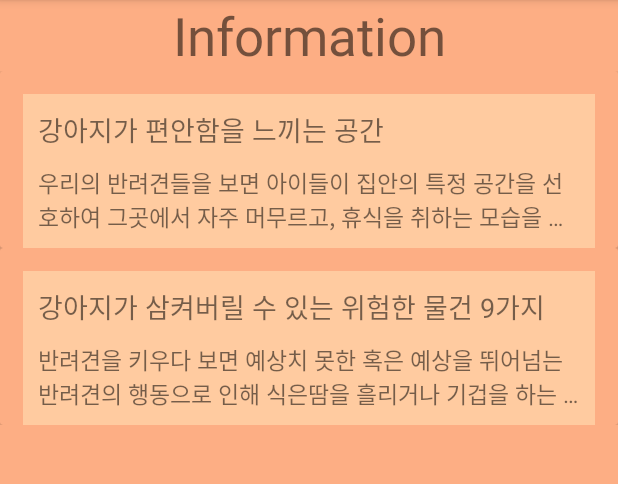
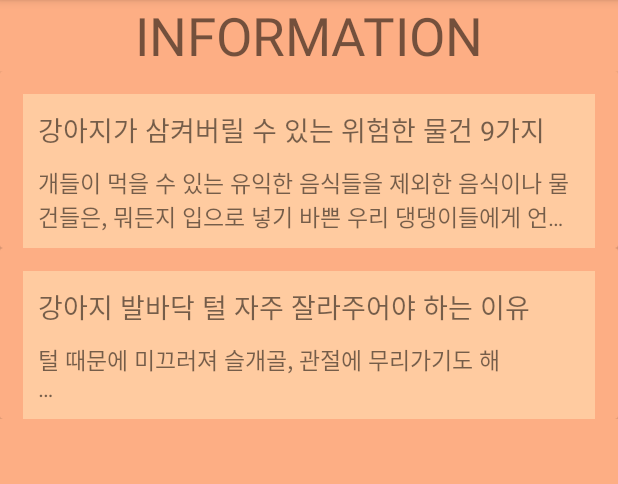
Before and after one commit to chaminji/Gaebapbaragi, an Android app: the InformationActivity screen opened directly, with no data from a screen before it, on a phone screen of 412 x 824 dp, the part 84-568 px from its top. Run offline under Robolectric (Android 15) with nearby library versions, the phone set to English and light mode, and no system bars.

Commit message:
Add Information

```diff
--- a/Gaebapbaragi/app/src/main/java/com/example/dsm2017/gaebapbaragi/InformationActivity.java
+++ b/Gaebapbaragi/app/src/main/java/com/example/dsm2017/gaebapbaragi/InformationActivity.java
@@ -24,8 +24,36 @@ public class InformationActivity extends AppCompatActivity {
         informationActivity = findViewById(R.id.information_recycler);
 
         informationArrayList = new ArrayList<>();
-        informationArrayList.add(new item("강아지가 편안함을 느끼는 공간", "우리의 반려견들을 보면 아이들이 집안의 특정 공간을 선호하여 그곳에서 자주 머무르고, 휴식을 취하는 모습을 알게 된다"));
-        informationArrayList.add(new item("강아지가 삼켜버릴 수 있는 위험한 물건 9가지", "반려견을 키우다 보면 예상치 못한 혹은 예상을 뛰어넘는 반려견의 행동으로 인해 식은땀을 흘리거나 기겁을 하는 등 하루에도 몇 번씩 새가슴이 되어 심장을 쓸어내리는 일을 경험해본 적이 있을 것이다"));
+        informationArrayList.add(new item("강아지가 삼켜버릴 수 있는 위험한 물건 9가지", "개들이 먹을 수 있는 유익한 음식들을 제외한 음식이나 물건들은, 뭐든지 입으로 넣기 바쁜 우리 댕댕이들에게 언제든지 경고음이 켜질 수 있음을 인지해야 한다.\n\n" +
+                "머리끈 – 주인의 냄새가 좋아요\n\n" +
+                "반려인들은 알고 있다시피, 개들은 자신의 보호자의 체취가 묻은 물건들을 가까이 하고 싶어하고, 그 냄새를 통해 심리적 안정을 취하고는 한다.\n" +
+                "물론, 개들이 머리끈을 1~2개 먹는 것으로 엄청난 결과를 초래할 가능성은 크지 않다. 하지만 그 개수가 증가해서 내장에 결릴 경우, 구토, 복통 그리고 식욕감소로 이어질 수 있다.\n\n" +
+                "스푼, 나이프, 포크 등 뾰족한 주방도구\n\n" +
+                "개들은 포크나 스푼 등을 입으로 가져가는 경향이 있는데, 후각을 자극하는 음식 냄새가 베어있기 때문이다.\n" +
+                "게다가 개의 후각은 인간보다 훨씬 뛰어나기 때문에 맛있는 음식의 냄새가 베어 있는 주방용 도구들을 거리낌 없이 먹을 가능성이 크다.\n" +
+                "포크나 나이프와 같이 끝이 날카롭고 뾰족한 것을 삼키는 경우, 몸 속을 통과하는 과정에서 장기에 치명적인 손상을 입을 수 있다. 따라서, 애초에 개의 손발이 닿지 않도록 철저한 주의를 기울여야 한다. \n\n" +
+                "신발\n\n" +
+                "만약 반려견이 운동화 등을 씹다가 큰 덩어리로 뜯겨진 조각을 먹게 될 경우, 치료를 위해 신발 가격보다 더 많은 비용을 지불할 수 있다.\n" +
+                "특히, 섭취한 신발 조각으로 장폐색이 오게 되면 설사 및 구토 증세가 나타나고 수술을 통해 제거를 해야한다. 따라서, 신발은 신발장 안에서만 보관하고, 신발 대신 개들에게 안전한 씹을 것을 주어야 한다.\n\n" +
+                "귀에 사용한 면봉\n\n" +
+                "귀지를 닦는 등 귀에 사용한 면봉에 묻는 지질이나 단백질 성분은 개의 후각을 자극한다고 한다.\n" +
+                "특히, 이 면봉을 삼키는 경우에는 위장을 자극하여 설사나 구토 등을 유발할 수 있으므로 평소 쓰고 난 면봉을 처리하는 것에 주의를 기울여야 한다.\n\n" +
+                "동전\n\n" +
+                "동전 또한 개들이 쉽게 먹을 우려가 있는 물건 중 하나다.\n" +
+                "특히, 동전의 구리나 아연 등의 성분이 자칫 독성을 유발하여 빈혈로 이어질 수도 있으므로 동전을 바닥에 두거나 반려견이 닿을 수 없는 곳에 보관해야 한다.\n"
+        ));
+        informationArrayList.add(new item("강아지 발바닥 털 자주 잘라주어야 하는 이유", "털 때문에 미끄러져 슬개골, 관절에 무리가기도 해\n\n" +
+                "발바닥 털이 길면 털이 짧을 때보다 더 심하게 미끄러지거나 넘어질 수 있다. 특히, 미끄러운 지면에서 그렇다. 넘어지는 모습이 너무 귀엽기도 하다. 하지만, 반복되면 슬개골이나 관절에 무리가 간다.\n" +
+                "특히나, 이리저리 뛰는 것을 좋아하는 어린 나이의 강아지라면 미끄러져도 아랑곳하지 않는다. 따라서, 더욱더 발바닥 털을 밀어주어야 한다.\n\n" +
+                "털 길면 산책 시 이물질 붙어\n\n" +
+                "미끄러운 곳 뿐만 아니라 산책을 나갈 때도 발바닥 털이 짧아야 한다. 털이 긴 경우, 실외에 있는 수많은 이물질들이 털에 달라붙는다. 특히나, 진드기가 기승을 부리는 계절에는 잔디밭 산책 시 긴 발바닥, 발가락 사이사이 털에 진드기가 잘 달라붙는다.\n" +
+                "실외에는 먼지에서부터 유리조각까지 우리가 알 수 없는 다양한 이물질이 있다. 그리고, 이러한 이물질은 털이라는 긴 경단백질에 아주 잘 달라붙는다. 따라서, 강아지의 안전은 물론 이물질을 집으로 옮기게 하지 않기 위해 발바닥 털을 잘라주는 것이 중요하다.\n\n" +
+                "여름에 특히 잘 밀어주세요\n\n" +
+                "강아지는 사람과 달리 땀샘이 혀와 발바닥 뒷부분에만 있다. 그런데 무더운 여름날 발바닥 사이사이 털이 가득하다면? 체온조절이 어려울 것이다. 따라서, 여름에는 특히나 발바닥 털을 잘 밀어주어야 한다.\n\n" +
+                "겨울에도 잊지마세요\n\n" +
+                "여름뿐 아니라 겨울에도 신경을 써야 한다. 털에 눈과 제설제가 잘 붙기 때문이다.\n" +
+                "겨울에는 도보에 제설제를 뿌리는데 발바닥 털이 길면 이 물질이 잘 붙는다. 제설제는 염화칼슘 성분으로, 차량까지도 부식시킬 수 있는 강력한 화학물질이다. 그리고, 산책 후 집에서 제대로 발을 제대로 씻기지 않으면 최악의 경우 강아지가 발바닥을 핥으면서 염화칼슘을 먹게 된다.\n" +
+                "따라서, 겨울에는 특히나 발바닥 털을 자주 밀어주고 산책 후 발을 꼼꼼하게 씻겨야 한다.\n"));
 
         informationLayoutManager = new LinearLayoutManager(this);
         informationActivity.setLayoutManager(informationLayoutManager);
--- a/Gaebapbaragi/app/src/main/res/layout/activity_information.xml
+++ b/Gaebapbaragi/app/src/main/res/layout/activity_information.xml
@@ -7,17 +7,17 @@
     android:background="@color/colorPrimary">
 
     <TextView
-        android:id="@+id/informationtitle"
+        android:id="@+id/information_title"
         android:layout_width="match_parent"
         android:layout_height="wrap_content"
         android:gravity="center"
-        android:text="Information"
+        android:text="INFORMATION"
         android:textSize="35dp" />
 
     <android.support.v7.widget.RecyclerView
         android:id="@+id/information_recycler"
         android:layout_width="match_parent"
         android:layout_height="wrap_content"
-        app:layout_constraintTop_toBottomOf="@+id/informationtitle" />
+        app:layout_constraintTop_toBottomOf="@+id/information_title" />
 
 </android.support.constraint.ConstraintLayout>
```
Also changed, not shown: Gaebapbaragi/app/src/main/res/layout/activity_viewinformation.xml (added, +30 -0 lines).
